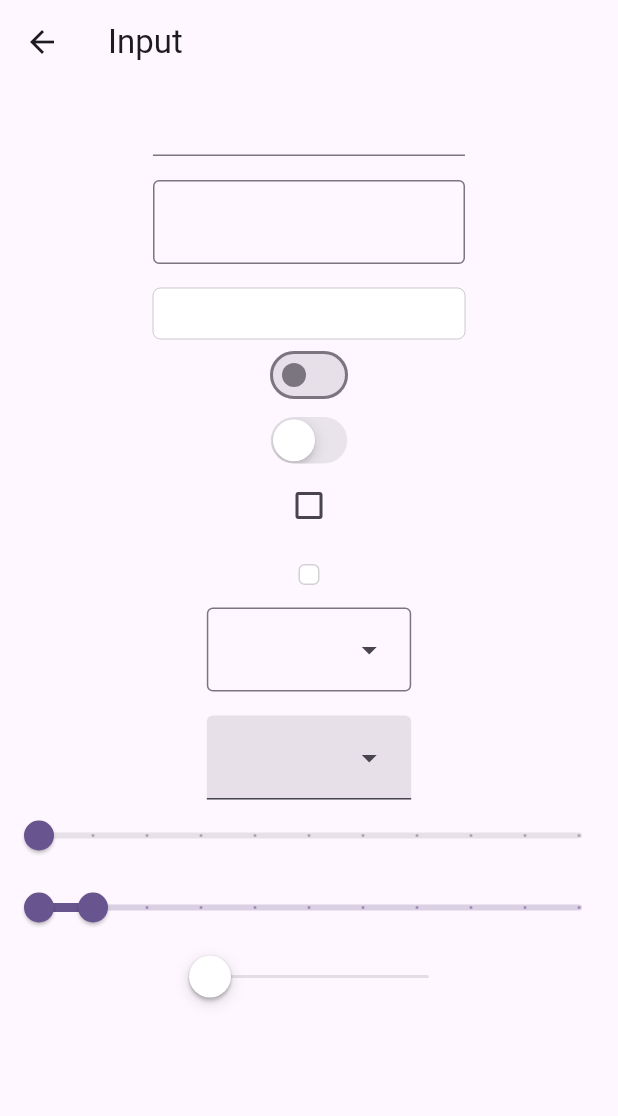
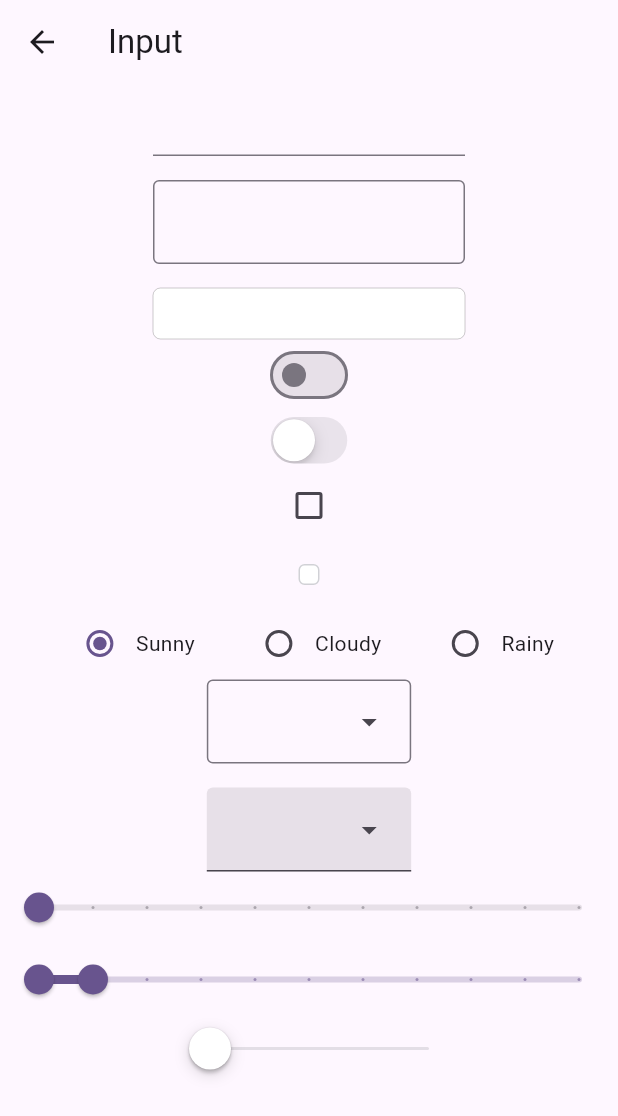
Before and after one commit to cotlra/flutter-ui-sample, a Flutter app: the InputPage screen opened by its route, on a phone screen of 412 x 824 dp. Shown: the top 1116 px of the screen. Run offline on Flutter 3.47's test engine with Material 3 defaults, Android fonts, the light colour scheme and no system bars.

Commit message:
軽微な修正

```diff
--- a/lib/page/input_page.dart
+++ b/lib/page/input_page.dart
@@ -20,6 +20,7 @@ class _InputPageState extends State<InputPage> {
   double _currentSliderValue1 = 0;
   double _currentSliderValue2 = 0;
   RangeValues _rangeValues = const RangeValues(0, 10);
+  String? _radioValue = 'sunny';
 
   @override
   Widget build(BuildContext context) {
@@ -80,6 +81,40 @@ class _InputPageState extends State<InputPage> {
                   });
                 },
               ),
+              Row(
+                mainAxisSize: MainAxisSize.min,
+                children: [
+                  Radio<String>(
+                      value: 'sunny',
+                      groupValue: _radioValue,
+                      onChanged: (newValue) {
+                        setState(() {
+                          _radioValue = newValue;
+                        });
+                      }),
+                  Text('Sunny'),
+                  StyleConsts.sizedBoxW32,
+                  Radio<String>(
+                      value: 'cloudy',
+                      groupValue: _radioValue,
+                      onChanged: (newValue) {
+                        setState(() {
+                          _radioValue = newValue;
+                        });
+                      }),
+                  Text('Cloudy'),
+                  StyleConsts.sizedBoxW32,
+                  Radio<String>(
+                      value: 'rainy',
+                      groupValue: _radioValue,
+                      onChanged: (newValue) {
+                        setState(() {
+                          _radioValue = newValue;
+                        });
+                      }),
+                  Text('Rainy'),
+                ],
+              ),
               DropdownMenu(
                 dropdownMenuEntries: const [
                   DropdownMenuEntry(value: '項目1', label: '項目1'),
```
Also changed, not shown: 1 other file.
